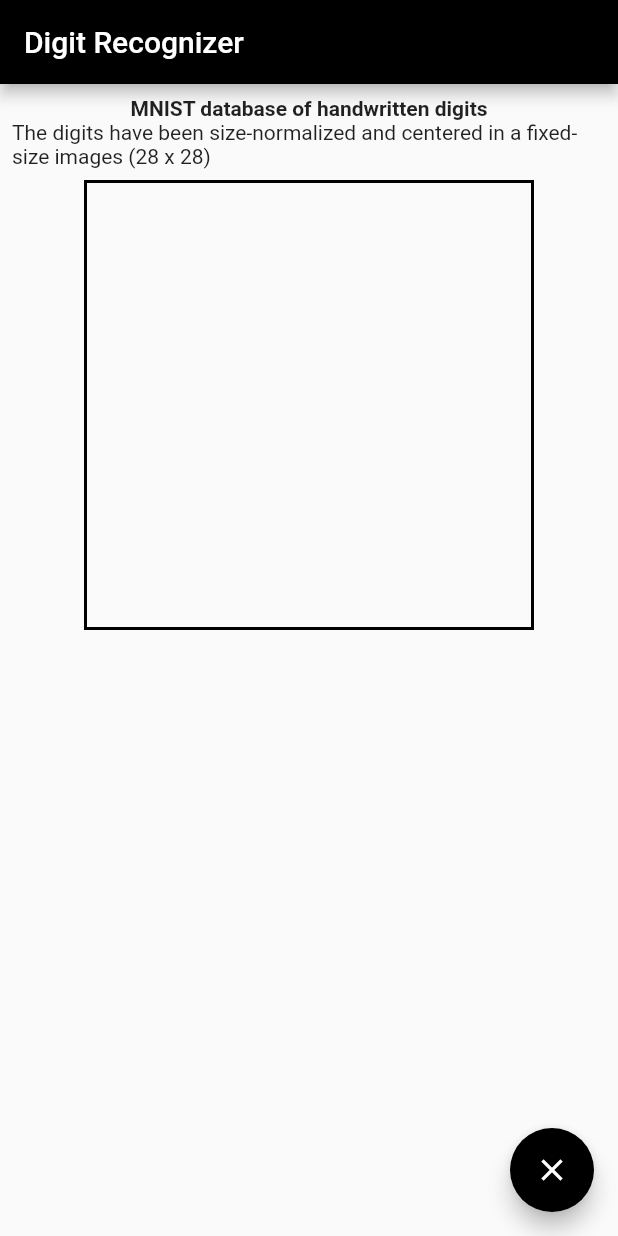
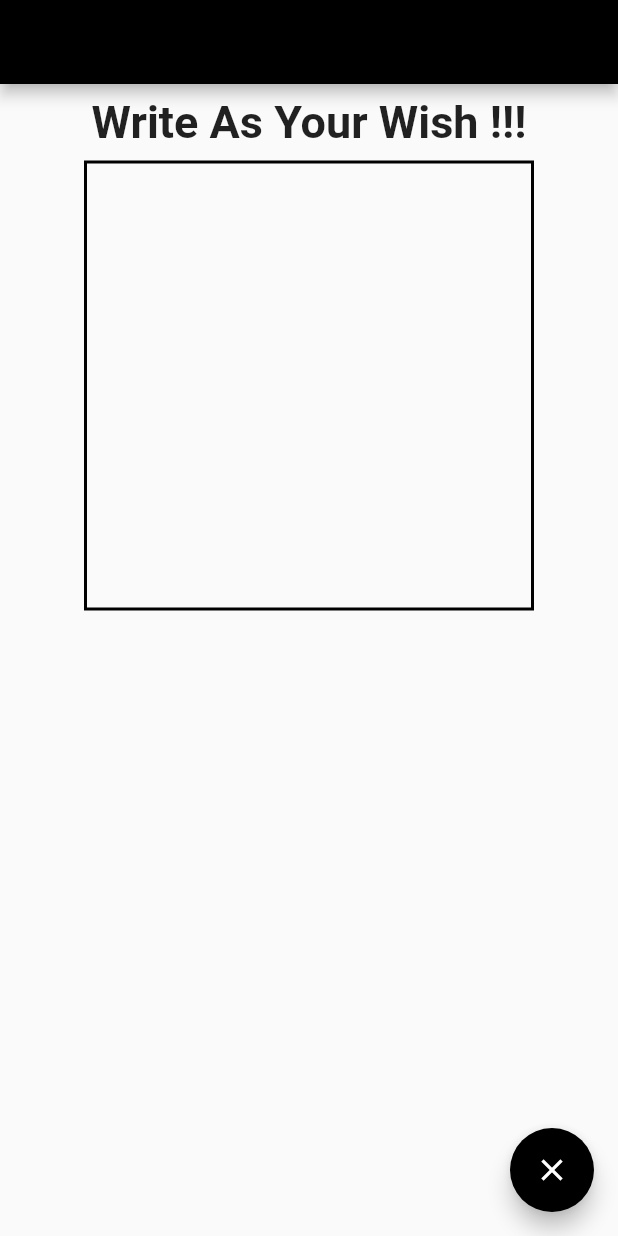
Before and after one commit to Shawon-Lodh/hand_written_digit_recognizer, a Flutter app: the screen it shows after launch, on a phone screen of 412 x 824 dp. Run offline on Flutter 3.47's test engine with Material 2 defaults, Android fonts, the phone set to English and light mode, and no system bars; missing offline and left inert: tflite.

Commit message:
initial commit

```diff
--- a/lib/screens/draw_screen.dart
+++ b/lib/screens/draw_screen.dart
@@ -28,7 +28,7 @@ class _DrawScreenState extends State<DrawScreen> {
   Widget build(BuildContext context) {
     return Scaffold(
       appBar: AppBar(
-        title: Text('Digit Recognizer'),
+        // title: Center(child: Text('Digit Recognizer')),
       ),
       body: Column(
         children: [
@@ -39,14 +39,22 @@ class _DrawScreenState extends State<DrawScreen> {
                   padding: const EdgeInsets.all(8.0),
                   child: Column(
                     children: [
-                      Text('MNIST database of handwritten digits',
+                      Text(
+                        "Write As Your Wish !!!",
                         style: TextStyle(
                           fontWeight: FontWeight.bold,
+                          fontSize: 30,
                         ),
                       ),
-                      Text(
-                        'The digits have been size-normalized and centered in a fixed-size images (28 x 28)',
-                      ),
+                      // Text(
+                      //   'MNIST database of handwritten digits',
+                      //   style: TextStyle(
+                      //     fontWeight: FontWeight.bold,
+                      //   ),
+                      // ),
+                      // Text(
+                      //   'The digits have been size-normalized and centered in a fixed-size images (28 x 28)',
+                      // ),
                     ],
                   ),
                 ),
```
